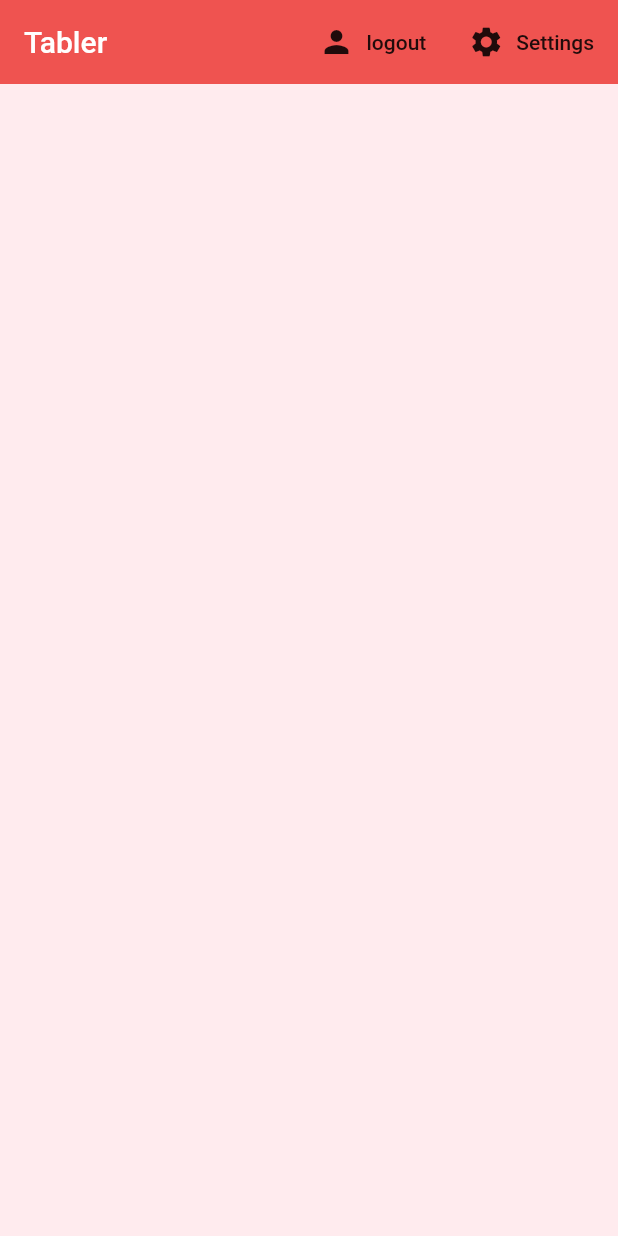
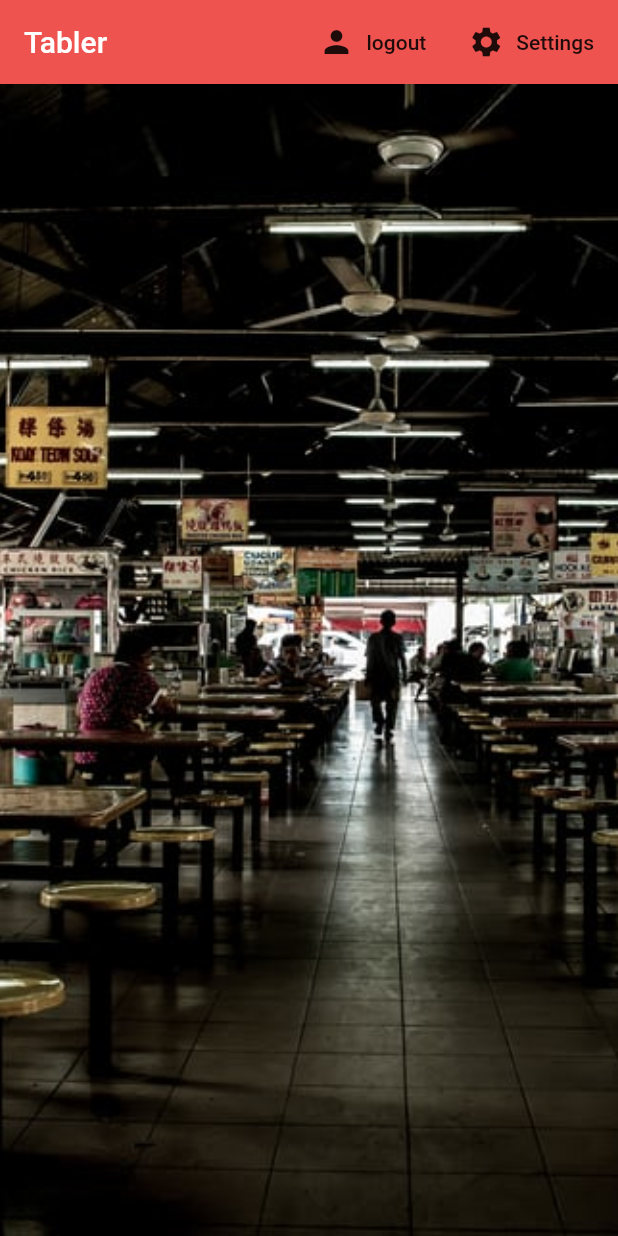
Before and after one commit to aregmi450/table, a Flutter app: the screen it shows once a user with an empty profile is signed in, on a phone screen of 412 x 824 dp. Run offline on Flutter 3.47's test engine with Material 2 defaults, Android fonts, the phone set to English and light mode, and no system bars; our stand-ins replace cloud_firestore, firebase_auth, flutter_spinkit; accounts and stored records are empty.

Commit message:
final commit

```diff
--- a/lib/screens/home/home.dart
+++ b/lib/screens/home/home.dart
@@ -46,7 +46,16 @@ class Home extends StatelessWidget {
             ),
           ],
         ),
-          body: CafeList(),
-        ));
+        body: Container(
+          decoration: BoxDecoration(
+            image: DecorationImage(
+              image: AssetImage('assets/table.jpg'),
+              fit: BoxFit.cover,
+            ),
+          ),
+          child: CafeList(),
+        ),
+      ),
+    );
   }
 }
--- a/pubspec.yaml
+++ b/pubspec.yaml
@@ -49,8 +49,8 @@ flutter:
   uses-material-design: true
 
   # To add assets to your application, add an assets section, like this:
-  # assets:
-  #   - images/a_dot_burr.jpeg
+  assets:
+   - assets/
   #   - images/a_dot_ham.jpeg
 
   # An image asset can refer to one or more resolution-specific "variants", see
```
Also changed, not shown: lib/screens/home/settings_form.dart (+6 -2 lines), assets/avatar.png (added), assets/table.jpg (added). Lines whose indentation alone changed are shown as unchanged.
